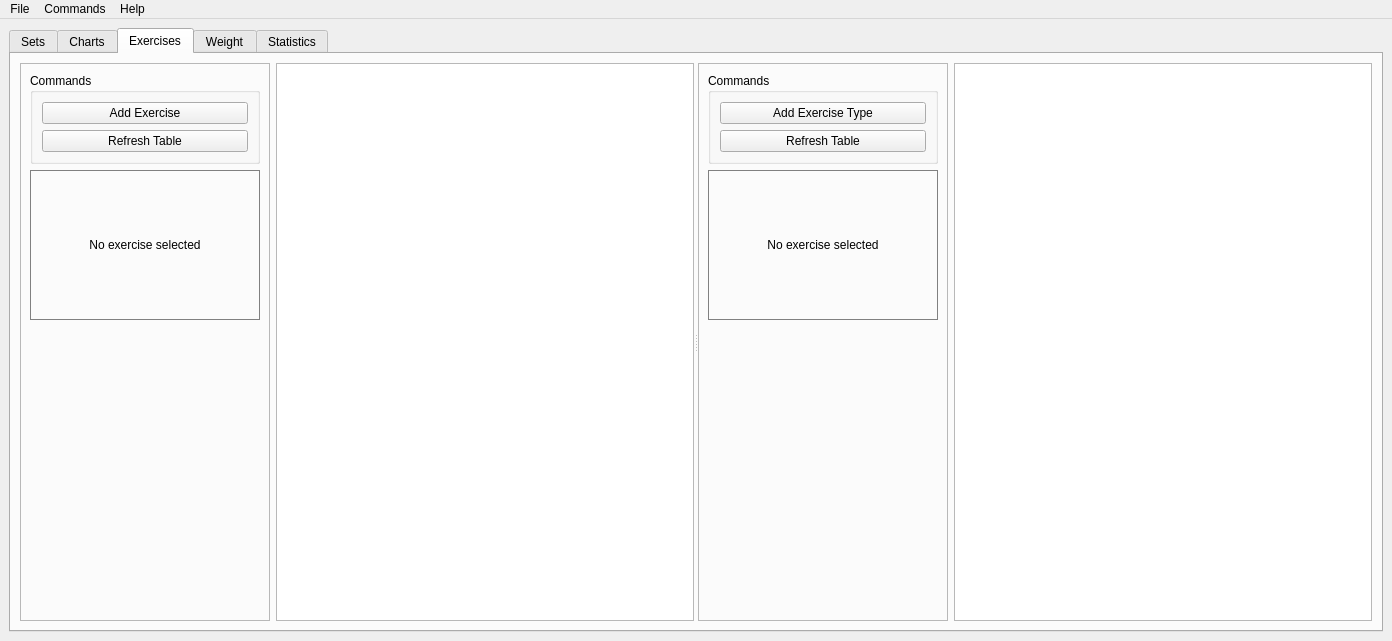
Old version of the form src/harrix_swiss_knife/apps/fitness/window.ui in the repository Harrix/harrix-swiss-knife.
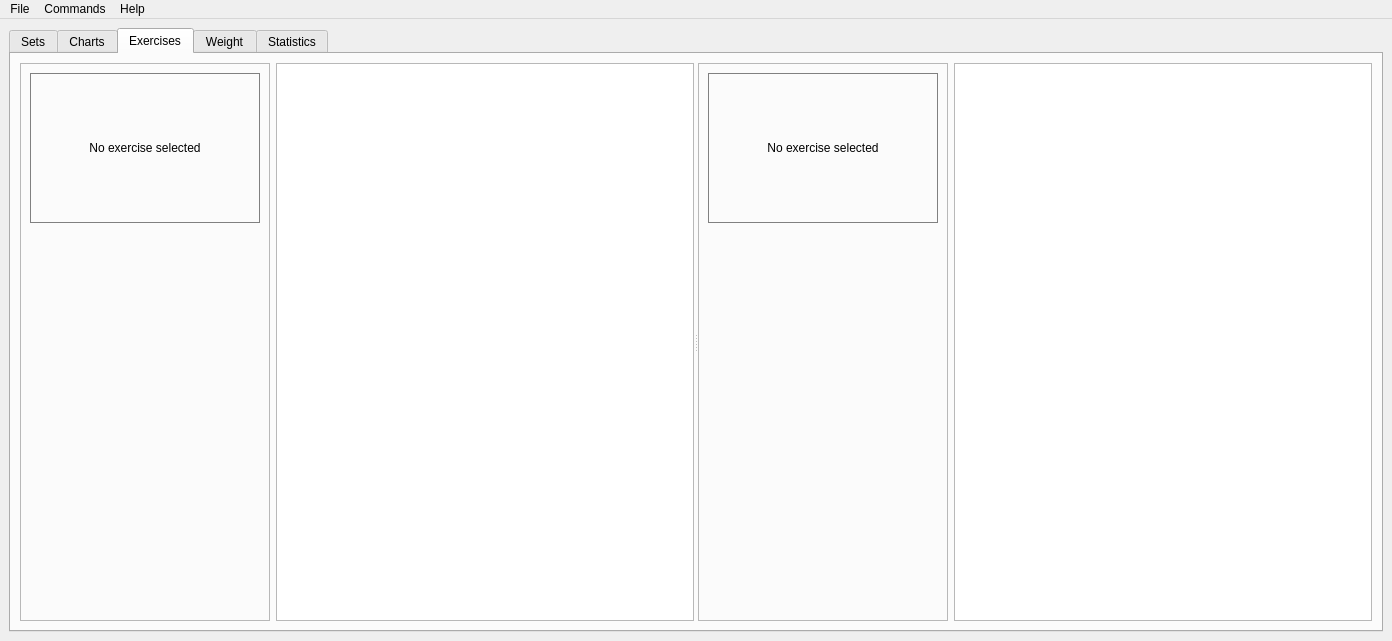
New version of the form. The open tabs and pages were chosen to show the change.

Commit message: 🔧 Move exercise and type Add/Refresh commands to menus

```diff
--- a/src/harrix_swiss_knife/apps/fitness/window.ui
+++ b/src/harrix_swiss_knife/apps/fitness/window.ui
@@ -888,29 +888,6 @@
                <enum>QFrame::Shadow::Raised</enum>
               </property>
               <layout class="QVBoxLayout" name="verticalLayout_15">
-               <item>
-                <widget class="QGroupBox" name="groupBox_7">
-                 <property name="title">
-                  <string>Commands</string>
-                 </property>
-                 <layout class="QVBoxLayout" name="verticalLayout_11">
-                  <item>
-                   <widget class="QPushButton" name="pushButton_exercise_add">
-                    <property name="text">
-                     <string>Add Exercise</string>
-                    </property>
-                   </widget>
-                  </item>
-                  <item>
-                   <widget class="QPushButton" name="pushButton_exercises_refresh">
-                    <property name="text">
-                     <string>Refresh Table</string>
-                    </property>
-                   </widget>
-                  </item>
-                 </layout>
-                </widget>
-               </item>
                <item>
                 <widget class="QLabel" name="label_exercise_avif_2">
                  <property name="minimumSize">
@@ -977,29 +954,6 @@
                <enum>QFrame::Shadow::Raised</enum>
               </property>
               <layout class="QVBoxLayout" name="verticalLayout_12">
-               <item>
-                <widget class="QGroupBox" name="groupBox_8">
-                 <property name="title">
-                  <string>Commands</string>
-                 </property>
-                 <layout class="QVBoxLayout" name="verticalLayout_13">
-                  <item>
-                   <widget class="QPushButton" name="pushButton_type_add">
-                    <property name="text">
-                     <string>Add Exercise Type</string>
-                    </property>
-                   </widget>
-                  </item>
-                  <item>
-                   <widget class="QPushButton" name="pushButton_types_refresh">
-                    <property name="text">
-                     <string>Refresh Table</string>
-                    </property>
-                   </widget>
-                  </item>
-                 </layout>
-                </widget>
-               </item>
                <item>
                 <widget class="QLabel" name="label_exercise_avif_3">
                  <property name="minimumSize">
```
Left out of the diff: 26 changed lines with no effect on the pictures. The commit also changes 4 other files.
